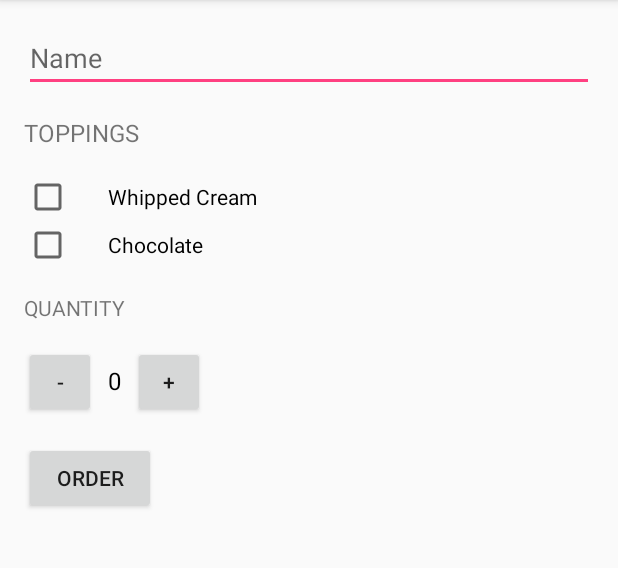
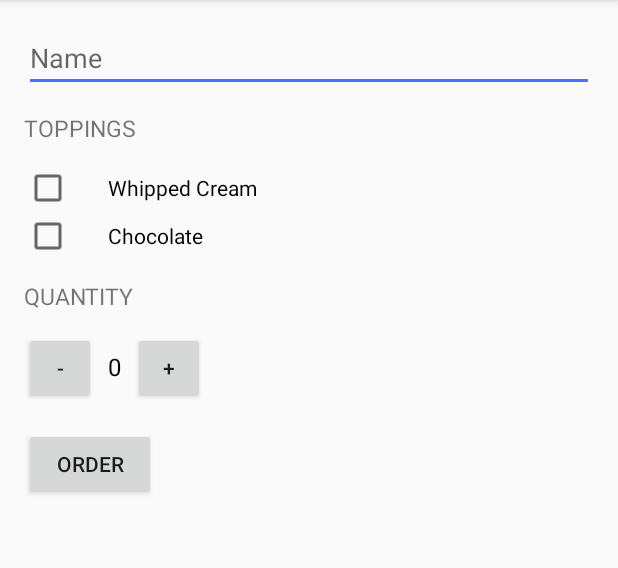
Before and after one commit to juleengraham/androidstudyjam, an Android app: the screen it shows after launch (MainActivity), on a phone screen of 412 x 824 dp, the part 84-652 px from its top. Run offline under Robolectric (Android 15) with nearby library versions, the phone set to English and light mode, and no system bars.

Commit message:
Adding Styles & Themes to Just Java

```diff
--- a/JustJava/app/src/main/res/layout/activity_main.xml
+++ b/JustJava/app/src/main/res/layout/activity_main.xml
@@ -19,13 +19,8 @@
             android:inputType="textCapWords" />
 
         <TextView
-            android:layout_width="match_parent"
-            android:layout_height="wrap_content"
-            android:text="@string/toppings"
-            android:layout_marginTop="16dp"
-            android:layout_marginBottom="16dp"
-            android:textAllCaps="true"
-            android:textSize="16sp" />
+            style="@style/HeaderTextStyle"
+            android:text="@string/toppings" />
 
         <CheckBox
             android:id="@+id/whipped_cream_checkbox"
@@ -42,12 +37,8 @@
             android:text="@string/chocolate" />
 
         <TextView
-            android:layout_width="match_parent"
-            android:layout_height="wrap_content"
-            android:layout_marginTop="16dp"
-            android:layout_marginBottom="16dp"
-            android:text="@string/quantity"
-            android:textAllCaps="true" />
+            style="@style/HeaderTextStyle"
+            android:text="@string/quantity" />
 
         <LinearLayout
             android:layout_width="wrap_content"
--- a/JustJava/app/src/main/res/values/styles.xml
+++ b/JustJava/app/src/main/res/values/styles.xml
@@ -5,7 +5,15 @@
         <!-- Customize your theme here. -->
         <item name="colorPrimary">@color/colorPrimary</item>
         <item name="colorPrimaryDark">@color/colorPrimaryDark</item>
-        <item name="colorAccent">@color/colorAccent</item>
+        <item name="colorAccent">#536DFE</item>
+    </style>
+
+    <style name="HeaderTextStyle">
+        <item name="android:layout_width">wrap_content</item>
+        <item name="android:layout_height">48dp</item>
+        <item name="android:gravity">center_vertical</item>
+        <item name="android:textAllCaps">true</item>
+        <item name="android:textSize">15sp</item>
     </style>
 
 </resources>
```
